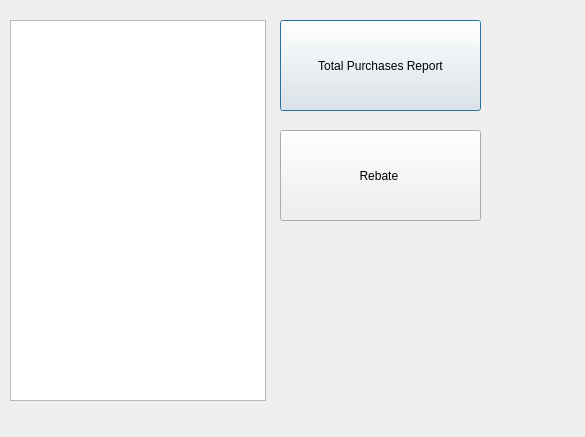
Qt form memreport.ui (shanesuss/CS1C-2016-Bulk-Club) before a commit.
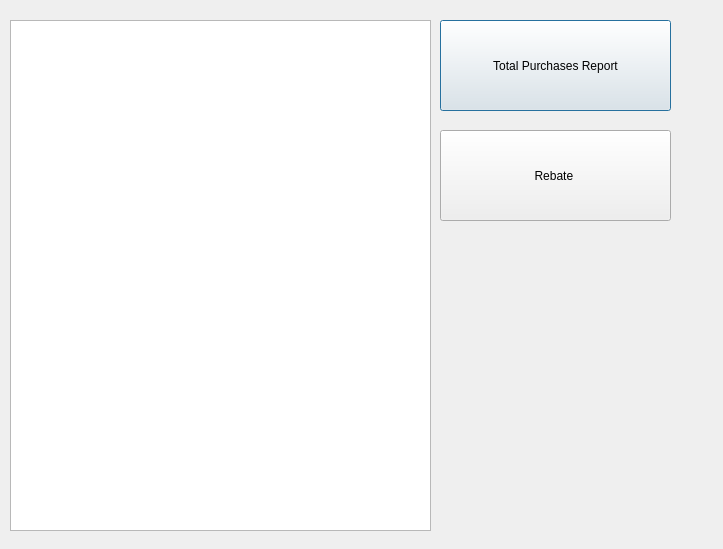
The same form after that commit.

The edit to the form file:
```diff
--- a/memreport.ui
+++ b/memreport.ui
@@ -6,8 +6,8 @@
    <rect>
     <x>0</x>
     <y>0</y>
-    <width>585</width>
-    <height>437</height>
+    <width>723</width>
+    <height>549</height>
    </rect>
   </property>
   <property name="windowTitle">
@@ -16,9 +16,9 @@
   <widget class="QPushButton" name="pushButton">
    <property name="geometry">
     <rect>
-     <x>280</x>
+     <x>440</x>
      <y>20</y>
-     <width>201</width>
+     <width>231</width>
      <height>91</height>
     </rect>
    </property>
@@ -29,9 +29,9 @@
   <widget class="QPushButton" name="pushButton_2">
    <property name="geometry">
     <rect>
-     <x>280</x>
+     <x>440</x>
      <y>130</y>
-     <width>201</width>
+     <width>231</width>
      <height>91</height>
     </rect>
    </property>
@@ -44,8 +44,8 @@
     <rect>
      <x>10</x>
      <y>20</y>
-     <width>256</width>
-     <height>381</height>
+     <width>421</width>
+     <height>511</height>
     </rect>
    </property>
   </widget>
```
